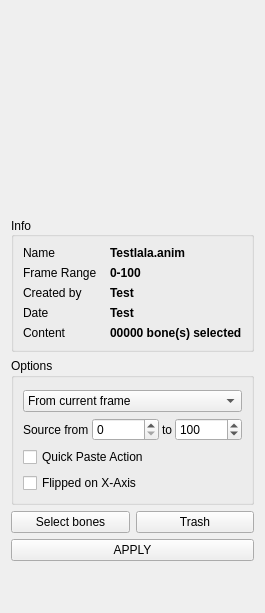
This is gaolib/ui/infowidget.ui in GaoShanPictures/GAOLIB as Qt 5 draws it before an edit. The edited form follows.
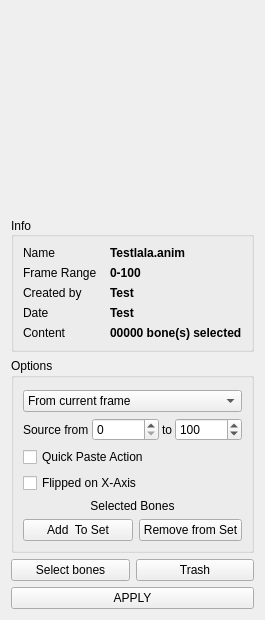
This is the edited form. Icons and pictures are not drawn.

Commit message: New functionality added : Selection set items

Diff of the .ui file:
```diff
--- a/gaolib/ui/infowidget.ui
+++ b/gaolib/ui/infowidget.ui
@@ -578,6 +578,48 @@
         </layout>
        </widget>
       </item>
+      <item>
+       <widget class="QWidget" name="selectionSetOptionsWidget" native="true">
+        <layout class="QGridLayout" name="gridLayout_2">
+         <property name="leftMargin">
+          <number>0</number>
+         </property>
+         <property name="topMargin">
+          <number>0</number>
+         </property>
+         <property name="rightMargin">
+          <number>0</number>
+         </property>
+         <property name="bottomMargin">
+          <number>0</number>
+         </property>
+         <item row="1" column="2">
+          <widget class="QPushButton" name="rmFromSetPushButton">
+           <property name="text">
+            <string>Remove from Set</string>
+           </property>
+          </widget>
+         </item>
+         <item row="0" column="0" colspan="3">
+          <widget class="QLabel" name="label_6">
+           <property name="text">
+            <string>Selected Bones</string>
+           </property>
+           <property name="alignment">
+            <set>Qt::AlignCenter</set>
+           </property>
+          </widget>
+         </item>
+         <item row="1" column="0" colspan="2">
+          <widget class="QPushButton" name="addToSetPushButton">
+           <property name="text">
+            <string>Add  To Set</string>
+           </property>
+          </widget>
+         </item>
+        </layout>
+       </widget>
+      </item>
      </layout>
     </widget>
    </item>
```
The commit also changes 8 other files.
